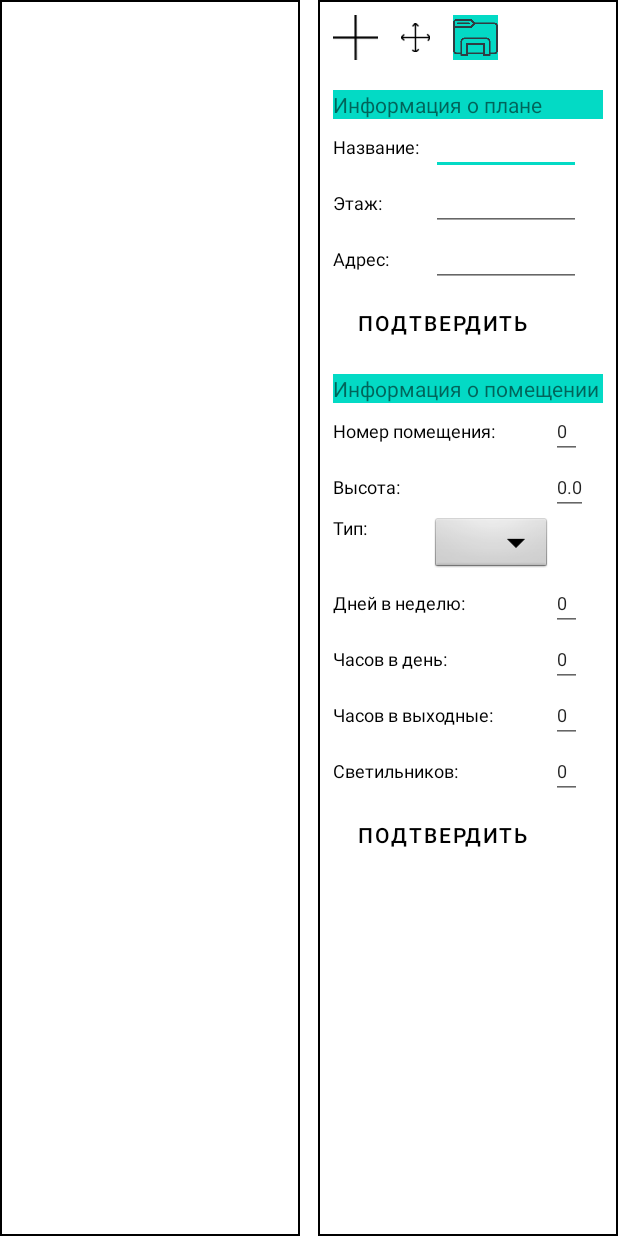
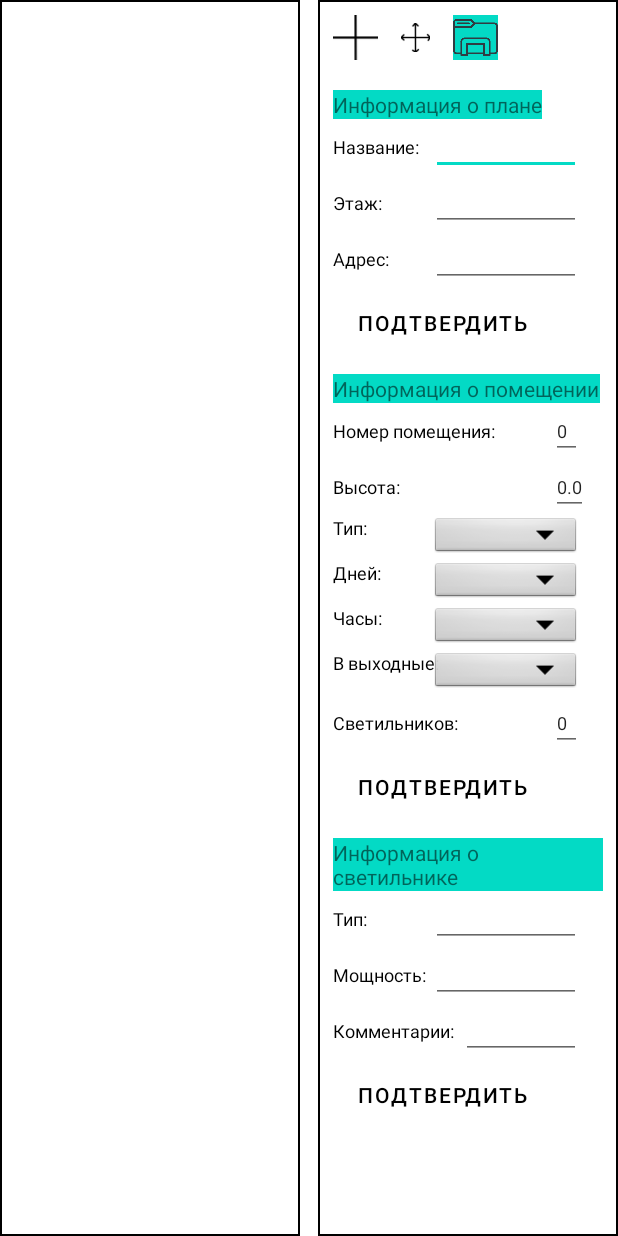
Before and after one commit to anto1e/EnergoService, an Android app: the layout activity_main.xml on its own in the app's theme, with its tools: preview values and no code run, on a phone screen of 412 x 824 dp. Run offline under Robolectric (Android 15) with nearby library versions, the phone set to English and light mode, and no system bars.

Commit message:
Добавлен класс светильников, отображается информация о светильнике, улучшения интерфейса

```diff
--- a/EnergoService/app/src/main/AndroidManifest.xml
+++ b/EnergoService/app/src/main/AndroidManifest.xml
@@ -14,6 +14,7 @@
         android:theme="@style/Theme.MyApplication"
         tools:targetApi="31">
         <activity
+            android:windowSoftInputMode="adjustPan"
             android:name=".MainActivity"
             android:exported="true">
             <intent-filter>
--- a/EnergoService/app/src/main/java/com/example/myapplication/MainActivity.java
+++ b/EnergoService/app/src/main/java/com/example/myapplication/MainActivity.java
@@ -52,15 +52,15 @@ public class MainActivity extends AppCompatActivity {
         Variables.init();                               //Инициализация переменныъ
         Variables.plan.startDetecting(); //Начало отслеживания перемещения на плане
         ListView listView=(ListView)findViewById(R.id.LampsListView);           //Лист со списком светильников
-        LampsList lampsList = new LampsList(this, Variables.plan.lampNames, Variables.plan.imageid);        //Заполнение списка светильников
+        LampsList lampsList = new LampsList(this, Variables.lampNames, Variables.plan.imageid);        //Заполнение списка светильников
         listView.setAdapter(lampsList);
         Buttons buttons = new Buttons();        //Создание класса с кнопками
 
 
         buttons.startDetecting();       //Начало отслеживания нажатия кнопок
         listView.setOnItemClickListener((adapterView, view, position, l) -> {       //Обработка нажатия на один из элементов списка светильников
-            Integer itemSelected = Variables.plan.imageid[position];
-            Variables.plan.spawnLamp(itemSelected);         //Создание светильника
+            //Integer itemSelected = Variables.plan.imageid[position];
+            Variables.plan.spawnLamp(Variables.plan.imageid[position],position,1);         //Создание светильника
         });
 
         Variables.image.addOnLayoutChangeListener( new View.OnLayoutChangeListener()        //В момент изменения размеров изображения
--- a/EnergoService/app/src/main/res/layout/activity_main.xml
+++ b/EnergoService/app/src/main/res/layout/activity_main.xml
@@ -101,11 +101,21 @@
 
         </GridLayout>
 
+        <ScrollView
+            android:id="@+id/globalScroll"
+            android:layout_width="wrap_content"
+            android:layout_height="wrap_content"
+            app:layout_constraintTop_toBottomOf="@+id/toolsGrid"
+            tools:ignore="MissingConstraints">
+            <androidx.constraintlayout.widget.ConstraintLayout
+                android:layout_width="match_parent"
+                android:layout_height="wrap_content">
+
             <TextView
                 android:id="@id/buildingInfo"
                 android:layout_width="match_parent"
                 android:layout_height="wrap_content"
-            app:layout_constraintTop_toBottomOf="@+id/toolsGrid"
+                app:layout_constraintTop_toBottomOf="@+id/globalScroll"
                 android:text="Информация о плане"
                 android:backgroundTint="@color/teal_200"
                 android:background="@drawable/txtviewborder"
@@ -226,43 +236,52 @@
                     android:verticalScrollbarPosition="right"
                     android:id="@+id/spinTypes"
                     android:layout_marginLeft="-80dp"
-                    android:layout_width="wrap_content"
-                    android:layout_height="40dp"
+                    android:layout_width="100dp"
+                    android:layout_height="30dp"
                     android:background="@android:drawable/btn_dropdown"
                     android:spinnerMode="dropdown" />
                 <TextView
-                    android:text="Дней в неделю:"
+                    android:text="Дней:"
                     android:textColor="@color/black"
                     android:textSize="12dp"
                     />
-                <EditText
-                    android:text="0"
-                    android:textSize="12dp"
+
+                <Spinner
+                    android:verticalScrollbarPosition="right"
                     android:id="@+id/roomDays"
-                    android:layout_width="wrap_content"
-                    />
+                    android:layout_marginLeft="-80dp"
+                    android:layout_width="100dp"
+                    android:layout_height="30dp"
+                    android:background="@android:drawable/btn_dropdown"
+                    android:spinnerMode="dropdown" />
                 <TextView
-                    android:text="Часов в день:"
+                    android:text="Часы:"
                     android:textColor="@color/black"
                     android:textSize="12dp"
                     />
-                <EditText
-                    android:text="0"
-                    android:textSize="12dp"
+
+                <Spinner
+                    android:verticalScrollbarPosition="right"
                     android:id="@+id/roomHours"
-                    android:layout_width="wrap_content"
-                    />
+                    android:layout_marginLeft="-80dp"
+                    android:layout_width="100dp"
+                    android:layout_height="30dp"
+                    android:background="@android:drawable/btn_dropdown"
+                    android:spinnerMode="dropdown" />
                 <TextView
-                    android:text="Часов в выходные:"
+                    android:text="В выходные:"
                     android:textColor="@color/black"
                     android:textSize="12dp"
                     />
-                <EditText
-                    android:text="0"
-                    android:textSize="12dp"
+
+                <Spinner
+                    android:verticalScrollbarPosition="right"
                     android:id="@+id/roomHoursWeekends"
-                    android:layout_width="wrap_content"
-                    />
+                    android:layout_marginLeft="-80dp"
+                    android:layout_width="100dp"
+                    android:layout_height="30dp"
+                    android:background="@android:drawable/btn_dropdown"
+                    android:spinnerMode="dropdown" />
                 <TextView
                     android:text="Cветильников:"
                     android:textColor="@color/black"
@@ -283,6 +302,77 @@
             </GridLayout>
         </ScrollView>
 
+        <TextView
+            android:layout_marginTop="10dp"
+            android:id="@id/lampInfo"
+            android:layout_width="match_parent"
+            android:layout_height="wrap_content"
+            app:layout_constraintTop_toBottomOf="@id/RoomInfoView"
+            android:text="Информация о светильнике"
+            android:backgroundTint="@color/teal_200"
+            android:background="@drawable/txtviewborder"
+            />
+        <ScrollView
+            android:id="@+id/lampInfoView"
+            android:layout_width="match_parent"
+            android:layout_height="wrap_content"
+            android:animateLayoutChanges="true"
+            app:layout_constraintTop_toBottomOf="@+id/lampInfo"
+            tools:layout_editor_absoluteX="10dp">
+
+            <GridLayout
+                android:layout_width="match_parent"
+                android:layout_height="wrap_content"
+                android:columnCount="2"
+                android:orientation="horizontal">
+
+                <TextView
+                    android:text="Тип:"
+                    android:textColor="@color/black"
+                    android:textSize="12dp"
+                    />
+                <EditText
+                    android:layout_marginLeft="-80dp"
+                    android:layout_width="100dp"
+                    android:textSize="12dp"
+                    android:id="@+id/lampType"
+                    />
+                <TextView
+                    android:text="Мощность:"
+                    android:textColor="@color/black"
+                    android:textSize="12dp"
+                    />
+                <EditText
+                    android:layout_marginLeft="-80dp"
+                    android:layout_width="100dp"
+                    android:textSize="12dp"
+                    android:id="@+id/lampPower"
+                    />
+                <TextView
+                    android:text="Комментарии:"
+                    android:textColor="@color/black"
+                    android:textSize="12dp"
+                    />
+
+                <EditText
+                    android:id="@+id/lampComments"
+                    android:layout_marginLeft="-60dp"
+                    android:layout_width="80dp"
+                    android:textSize="12dp"
+                    />
+                <Button
+                    android:id="@+id/submitLamp"
+                    android:text="Подтвердить"
+                    android:textColor="@color/black"
+                    android:layout_marginBottom="60dp"
+                    android:backgroundTint="@color/white"
+                    />
+            </GridLayout>
+        </ScrollView>
+            </androidx.constraintlayout.widget.ConstraintLayout>
+        </ScrollView>
+
+
     </androidx.constraintlayout.widget.ConstraintLayout>
 
 
--- a/EnergoService/app/src/main/res/layout/spinner_item.xml
+++ b/EnergoService/app/src/main/res/layout/spinner_item.xml
@@ -4,6 +4,6 @@
     xmlns:android="http://schemas.android.com/apk/res/android"
     android:layout_width="match_parent"
     android:layout_height="wrap_content"
-    android:textSize="13sp"
+    android:textSize="9sp"
     android:textColor="@color/black"
     />
```
Also changed, not shown: EnergoService/app/src/main/java/com/example/myapplication/Buttons.java (+59 -2 lines), EnergoService/app/src/main/java/com/example/myapplication/Lamp.java (added, +49 -0 lines), EnergoService/app/src/main/java/com/example/myapplication/Plan.java (+73 -55 lines), EnergoService/app/src/main/java/com/example/myapplication/Room.java (+15 -23 lines), EnergoService/app/src/main/java/com/example/myapplication/Variables.java (+47 -8 lines). Lines whose indentation alone changed are shown as unchanged.
